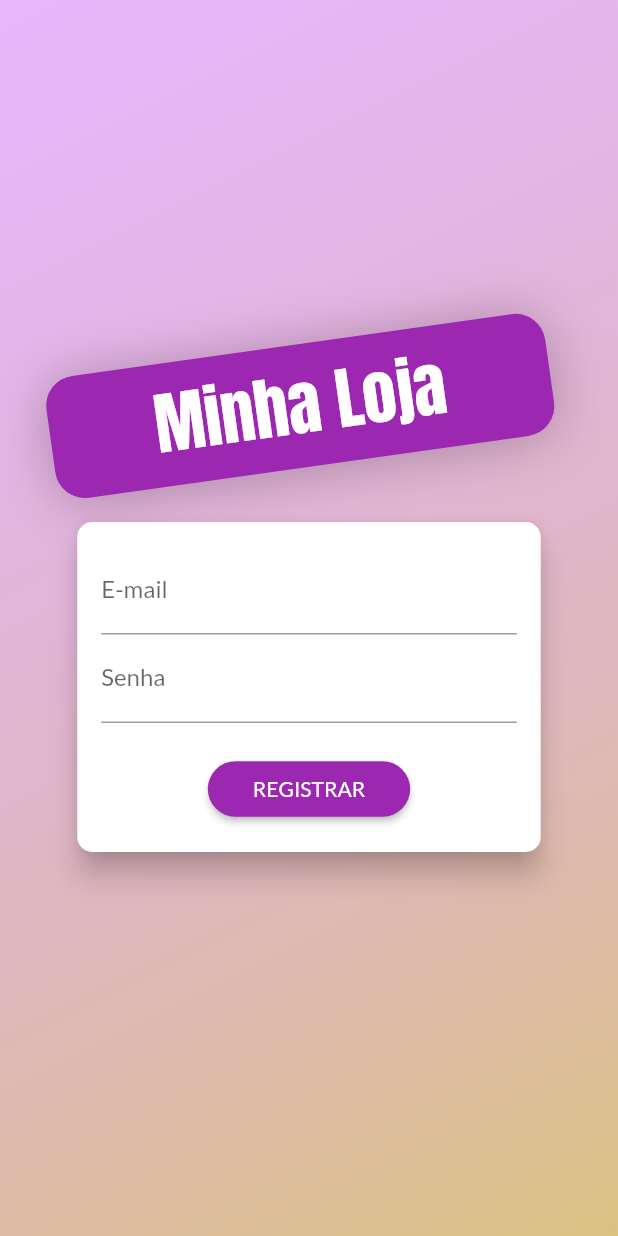
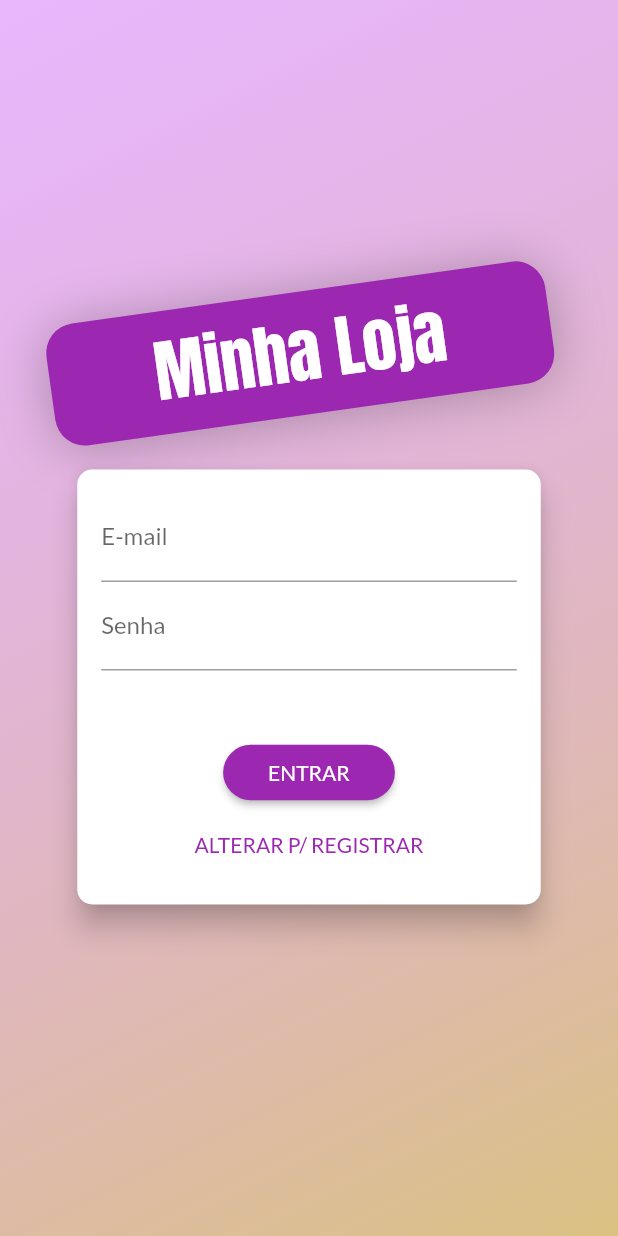
Before and after one commit to andersonpsilvaa/Flutter_Dart, a Flutter app: the screen it shows after launch, on a phone screen of 412 x 824 dp. Run offline on Flutter 3.47's test engine with Material 2 defaults, Android fonts, the phone set to English and light mode, and no system bars.

Commit message:
Aula 27-05

```diff
--- a/Flutter & Dart/Projetos/Shop/shop/lib/main.dart
+++ b/Flutter & Dart/Projetos/Shop/shop/lib/main.dart
@@ -1,5 +1,6 @@
 import 'package:flutter/material.dart';
 import 'package:provider/provider.dart';
+import 'package:shop/providers/auth.dart';
 import 'package:shop/views/auth_screen.dart';
 
 import './utils/app_routes.dart';
@@ -14,6 +15,7 @@ import './views/product_form_screen.dart';
 import './providers/products.dart';
 import './providers/cart.dart';
 import './providers/orders.dart';
+import './providers/auth.dart';
 
 void main() => runApp(MyApp());
 
@@ -30,6 +32,9 @@ class MyApp extends StatelessWidget {
         ),
         ChangeNotifierProvider(
           create: (_) => new Orders(),
+        ),
+        ChangeNotifierProvider(
+          create: (_) => new Auth(),
         ),
       ],
       child: MaterialApp(
--- /dev/null
+++ b/Flutter & Dart/Projetos/Shop/shop/lib/providers/auth.dart
@@ -0,0 +1,27 @@
+import 'dart:convert';
+
+import 'package:flutter/material.dart';
+import 'package:http/http.dart' as http;
+
+class Auth with ChangeNotifier {
+  static const _apiKey = 'AIzaSyAacFcQ8uM1dpHen5t_Hi_dJ1EU8JaKiNU';
+  static const _signUpWithEmailAndPasswordUrl =
+      'identitytoolkit.googleapis.com';
+  static const _signUpWithEmailAndPasswordPath = '/v1/accounts:signUp';
+  static const _params = {'key': _apiKey};
+
+  Future<void> signup(String email, String password) async {
+    final response = await http.post(
+        Uri.https(_signUpWithEmailAndPasswordUrl,
+            _signUpWithEmailAndPasswordPath, _params),
+        body: json.encode({
+          "email": email,
+          'password': password,
+          'returnSecureToken': true,
+        }));
+
+    print(json.decode(response.body));
+
+    return Future.value();
+  }
+}
--- a/Flutter & Dart/Projetos/Shop/shop/lib/views/auth_screen.dart
+++ b/Flutter & Dart/Projetos/Shop/shop/lib/views/auth_screen.dart
@@ -7,6 +7,7 @@ class AuthScreen extends StatelessWidget {
   @override
   Widget build(BuildContext context) {
     return Scaffold(
+      //resizeToAvoidBottomInset: false,
       body: Stack(
         children: [
           Container(
--- a/Flutter & Dart/Projetos/Shop/shop/lib/widgets/auth_card.dart
+++ b/Flutter & Dart/Projetos/Shop/shop/lib/widgets/auth_card.dart
@@ -1,5 +1,7 @@
 import 'package:flutter/material.dart';
 import 'package:flutter/rendering.dart';
+import 'package:provider/provider.dart';
+import 'package:shop/providers/auth.dart';
 
 enum AuthMode { Signup, Login }
 
@@ -9,6 +11,10 @@ class AuthCard extends StatefulWidget {
 }
 
 class _AuthCardState extends State<AuthCard> {
+  GlobalKey<FormState> _form = GlobalKey();
+
+  bool _isLoading = false;
+
   AuthMode _authMode = AuthMode.Login;
 
   final _passwordController = TextEditingController();
@@ -18,7 +24,41 @@ class _AuthCardState extends State<AuthCard> {
     'password': '',
   };
 
-  void _submit() {}
+  Future<void> _submit() async {
+    if (!_form.currentState.validate()) {
+      return;
+    }
+
+    setState(() {
+      _isLoading = true;
+    });
+
+    _form.currentState.save();
+
+    Auth auth = Provider.of(context, listen: false);
+
+    if (_authMode == AuthMode.Login) {
+      // Login
+    } else {
+      await auth.signup(_authData['email'], _authData['password']);
+    }
+
+    setState(() {
+      _isLoading = false;
+    });
+  }
+
+  void _switchAuthMode() {
+    if (_authMode == AuthMode.Login) {
+      setState(() {
+        _authMode = AuthMode.Signup;
+      });
+    } else {
+      setState(() {
+        _authMode = AuthMode.Login;
+      });
+    }
+  }
 
   @override
   Widget build(BuildContext context) {
@@ -30,10 +70,11 @@ class _AuthCardState extends State<AuthCard> {
         borderRadius: BorderRadius.circular(10),
       ),
       child: Container(
-        height: 220,
+        height: _authMode == AuthMode.Login ? 290 : 350,
         width: deviceSize.width * 0.75,
         padding: EdgeInsets.all(16),
         child: Form(
+          key: _form,
           child: Column(
             children: [
               TextFormField(
@@ -53,7 +94,7 @@ class _AuthCardState extends State<AuthCard> {
                 decoration: InputDecoration(labelText: 'Senha'),
                 obscureText: true,
                 validator: (value) {
-                  if (value.isEmpty || value.length < 5) {
+                  if (value.isEmpty || value.length < 6) {
                     return "Informe uma senha válida!";
                   }
                   return null;
@@ -73,10 +114,11 @@ class _AuthCardState extends State<AuthCard> {
                           return null;
                         }
                       : null,
-                  onSaved: (value) => _authData['password'] = value,
-                  controller: _passwordController,
                 ),
-              SizedBox(height: 20),
+              Spacer(),
+              if (_isLoading)
+                CircularProgressIndicator()
+              else
                 ElevatedButton(
                   style: ElevatedButton.styleFrom(
                     shape: RoundedRectangleBorder(
@@ -84,9 +126,16 @@ class _AuthCardState extends State<AuthCard> {
                     ),
                     padding: EdgeInsets.symmetric(horizontal: 30, vertical: 10),
                   ),
-                child:
-                    Text(_authData == AuthMode.Login ? 'ENTRAR' : 'REGISTRAR'),
+                  child: Text(
+                    _authMode == AuthMode.Login ? 'ENTRAR' : 'REGISTRAR',
+                  ),
                   onPressed: _submit,
+                ),
+              TextButton(
+                onPressed: _switchAuthMode,
+                child: Text(
+                  'ALTERAR P/ ${_authMode == AuthMode.Login ? 'REGISTRAR' : 'LOGIN'}',
+                ),
               ),
             ],
           ),
```
Lines whose indentation alone changed are shown as unchanged.
